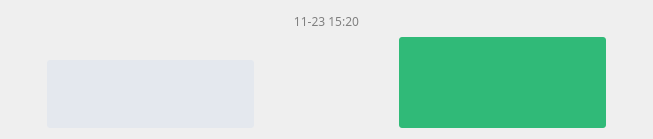
Old version of the form SoftTerminal/forms/STChatRecordItem.ui in the repository sunpu/softterminal.
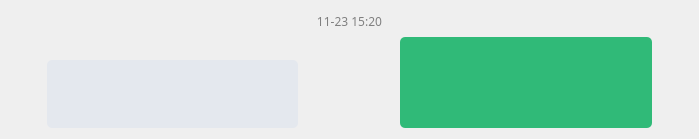
New version of the form. Custom widgets are drawn as their Qt base class.

What changed in the file:
```diff
--- a/SoftTerminal/forms/STChatRecordItem.ui
+++ b/SoftTerminal/forms/STChatRecordItem.ui
@@ -6,8 +6,8 @@
    <rect>
     <x>0</x>
     <y>0</y>
-    <width>653</width>
-    <height>123</height>
+    <width>699</width>
+    <height>136</height>
    </rect>
   </property>
   <property name="windowTitle">
@@ -140,13 +140,13 @@
           <widget class="QWidget" name="widget_6" native="true">
            <property name="minimumSize">
             <size>
-             <width>207</width>
+             <width>0</width>
              <height>0</height>
             </size>
            </property>
            <property name="maximumSize">
             <size>
-             <width>207</width>
+             <width>16777215</width>
              <height>16777215</height>
             </size>
            </property>
@@ -176,7 +176,7 @@
               </property>
               <property name="maximumSize">
                <size>
-                <width>207</width>
+                <width>16777215</width>
                 <height>20</height>
                </size>
               </property>
@@ -198,7 +198,7 @@
              <widget class="QTextEdit" name="teMessageOther">
               <property name="maximumSize">
                <size>
-                <width>207</width>
+                <width>16777215</width>
                 <height>16777215</height>
                </size>
               </property>
@@ -213,12 +213,8 @@
               </property>
               <property name="styleSheet">
                <string notr="true">QTextEdit {
-	border-radius: 3px;
+	border-radius: 5px;
 	background-color: rgb(228, 232, 238);
-    border-top-width: 2px;
-    border-right-width: 5px;
-    border-bottom-width:2px;
-    border-left-width: 5px;
 	color: rgb(67, 69, 85);
 }</string>
               </property>
@@ -307,7 +303,7 @@
           <widget class="QTextEdit" name="teMessageSelf">
            <property name="maximumSize">
             <size>
-             <width>207</width>
+             <width>16777215</width>
              <height>16777215</height>
             </size>
            </property>
@@ -322,15 +318,17 @@
            </property>
            <property name="styleSheet">
             <string notr="true">QTextEdit {
-	border-radius: 3px;
+	border-radius: 5px;
 	background-color: rgb(48, 186, 120);
-    border-top-width: 2px;
-    border-right-width: 2px;
-    border-bottom-width:2px;
-    border-left-width: 2px;
 	color: rgb(255, 255, 255);
 }</string>
            </property>
+           <property name="frameShape">
+            <enum>QFrame::NoFrame</enum>
+           </property>
+           <property name="frameShadow">
+            <enum>QFrame::Plain</enum>
+           </property>
            <property name="lineWidth">
             <number>1</number>
            </property>
```
